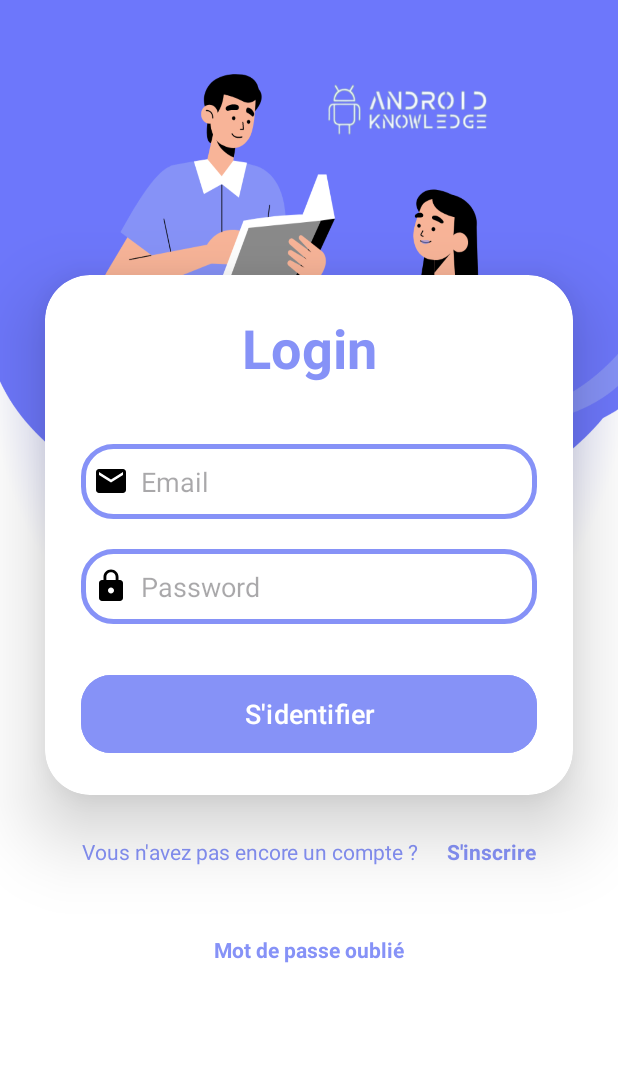
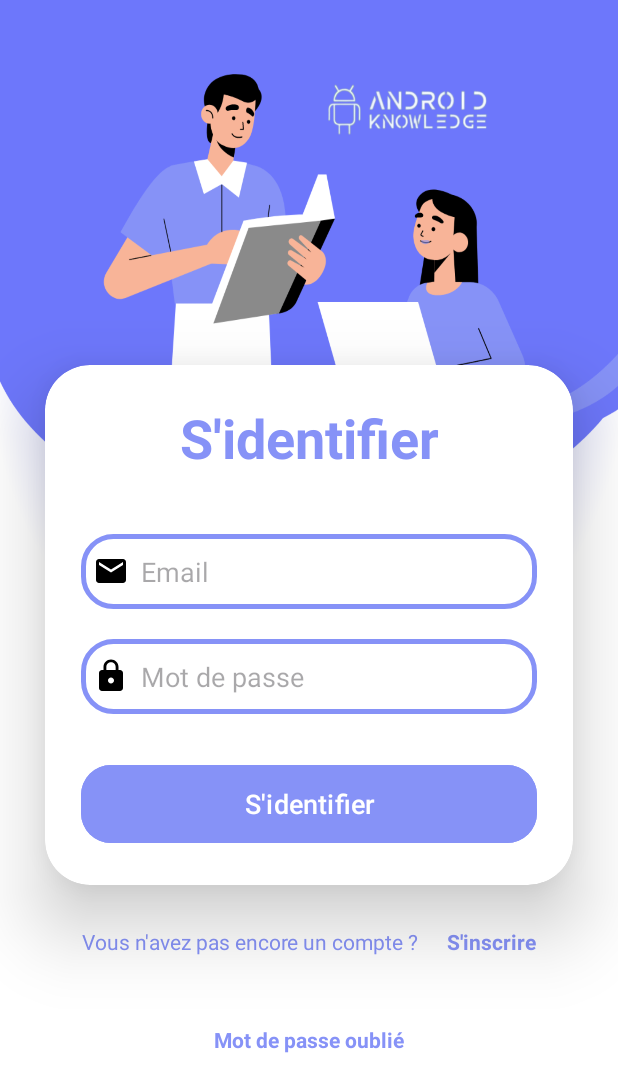
Before and after one commit to bensaltanahassan/news-app-kotlin, an Android app: the screen it shows after launch (MainActivity), on a phone screen of 412 x 824 dp. Shown: the top 1092 px of the screen. Run offline under Robolectric (Android 15) with nearby library versions, the phone set to English and light mode, and no system bars.

Commit message:
update login commit 2

```diff
--- a/app/src/main/res/layout/fragment_login.xml
+++ b/app/src/main/res/layout/fragment_login.xml
@@ -7,6 +7,7 @@
     tools:context=".LoginFragment"
     android:orientation="vertical"
     android:gravity="center"
+    android:paddingTop="120dp"
     android:background="@drawable/loginbkg">
 
     <androidx.cardview.widget.CardView
@@ -25,7 +26,7 @@
             <TextView
                 android:layout_width="match_parent"
                 android:layout_height="wrap_content"
-                android:text="Login"
+                android:text="S'identifier"
                 android:id="@+id/loginText"
                 android:textSize="36sp"
                 android:textAlignment="center"
@@ -51,7 +52,7 @@
         android:background="@drawable/custom_edittext"
         android:drawableLeft="@drawable/baseline_lock_24"
         android:drawablePadding="8dp"
-        android:hint="Password"
+        android:hint="Mot de passe"
         android:padding="8dp"
         android:inputType="textPassword"
         android:textColor="@color/black"
```
